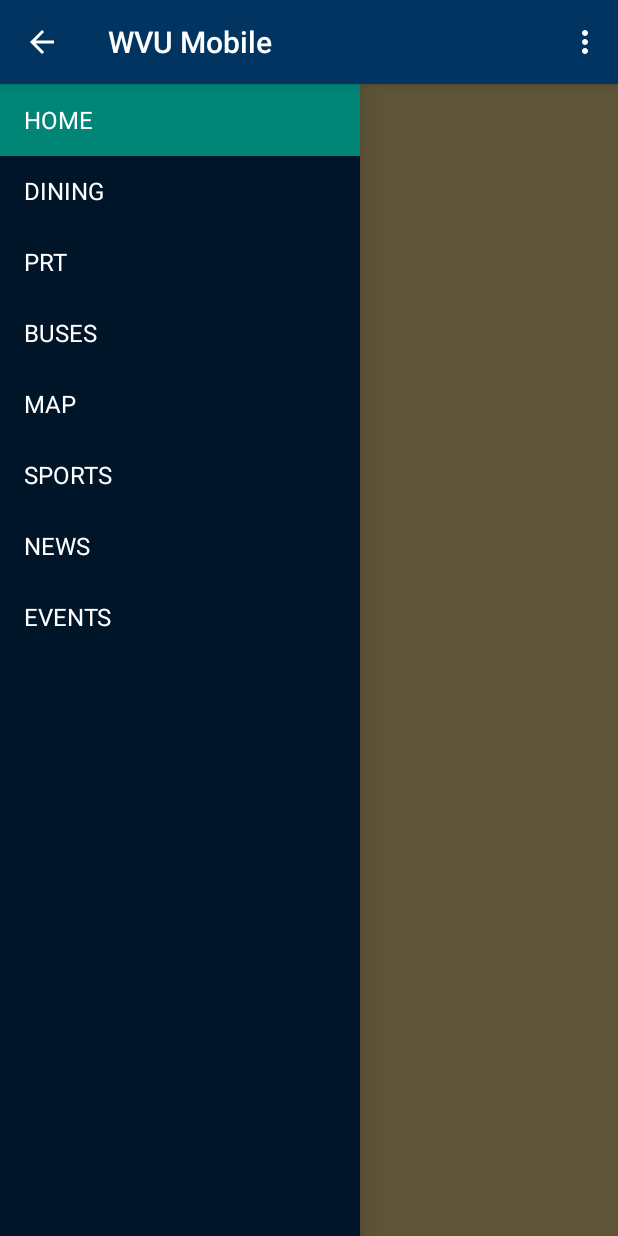
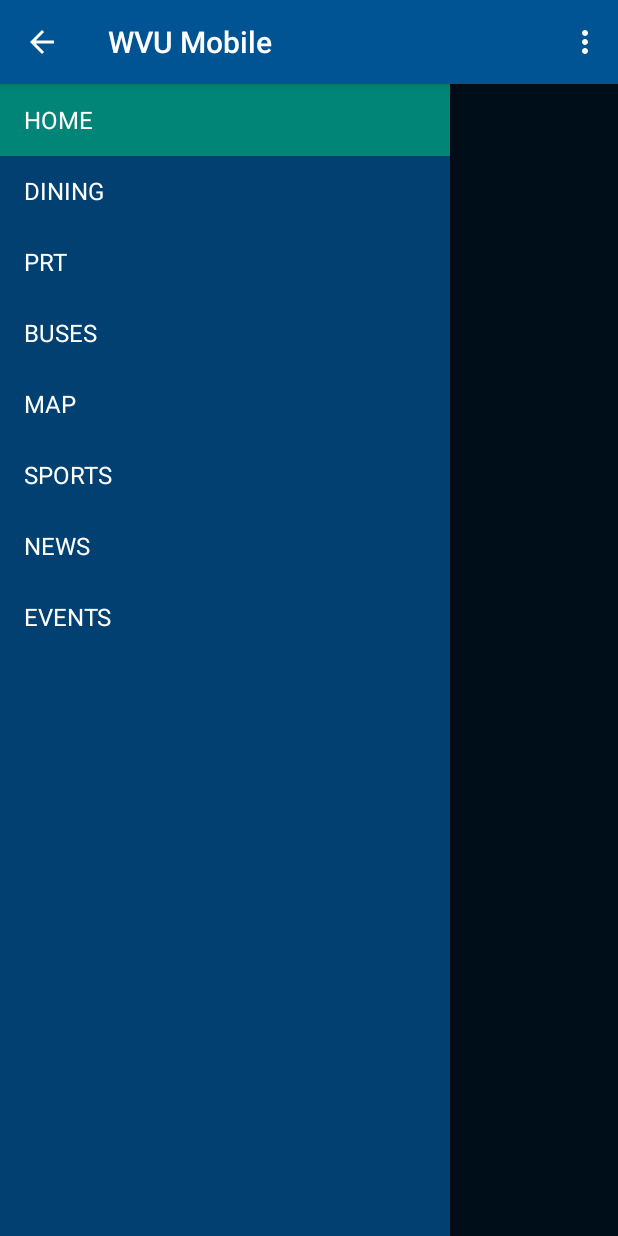
Before and after one commit to WVU-Mobile/WVU-Mobile-Android, an Android app: the screen it shows after launch (MainActivity), on a phone screen of 412 x 824 dp. Run offline under Robolectric (Android 15) with nearby library versions, the light colour scheme and no system bars; 2 statements that could not run were skipped.

Commit message:
UI tweaks

```diff
--- /dev/null
+++ b/app/src/main/res/drawable/list_item_selector.xml
@@ -0,0 +1,15 @@
+<?xml version="1.0" encoding="utf-8"?>
+<selector xmlns:android="http://schemas.android.com/apk/res/android">
+
+    <item android:state_focused="true">
+        <shape>
+            <solid android:color="@color/DarkBlueColor" />
+        </shape>
+    </item>
+    <item>
+        <shape>
+            <solid android:color="@color/DarkestBlueColor" />
+        </shape>
+    </item>
+
+</selector>
--- a/app/src/main/res/layout/activity_main.xml
+++ b/app/src/main/res/layout/activity_main.xml
@@ -23,7 +23,7 @@
     <fragment
         style="@style/LightFont"
         android:id="@+id/navigation_drawer"
-        android:layout_width="@dimen/navigation_drawer_width"
+        android:layout_width="300dp"
         android:layout_height="match_parent"
         android:layout_gravity="start"
         android:name="wvumobile.wvumobile.NavigationDrawerFragment"
--- a/app/src/main/res/layout/fragment_navigation_drawer.xml
+++ b/app/src/main/res/layout/fragment_navigation_drawer.xml
@@ -1,10 +1,14 @@
-<ListView
+
+<ListView android:id="@+id/left_drawer"
     xmlns:android="http://schemas.android.com/apk/res/android"
     xmlns:tools="http://schemas.android.com/tools"
     style="@style/LightFont.grey"
-    android:layout_width="match_parent"
+    android:layout_width="320dp"
     android:layout_height="match_parent"
+    android:layout_gravity="start"
     android:choiceMode="singleChoice"
     android:divider="@android:color/transparent"
     android:dividerHeight="0dp"
-    tools:context=".NavigationDrawerFragment"/>
+    tools:context=".NavigationDrawerFragment"
+    android:background="@color/DarkBlueColor"
+    android:listSelector="@drawable/list_item_selector"/>
--- a/app/src/main/res/layout/home_layout.xml
+++ b/app/src/main/res/layout/home_layout.xml
@@ -3,7 +3,7 @@
     android:layout_width="match_parent" android:layout_height="match_parent"
     android:clickable="true"
     android:gravity="center_horizontal"
-    android:background="@color/ColorGold">
+    android:background="@color/DarkestBlueColor">
 
     <TextView
         android:layout_width="wrap_content"
--- a/app/src/main/res/values/color.xml
+++ b/app/src/main/res/values/color.xml
@@ -1,17 +1,20 @@
 <?xml version="1.0" encoding="utf-8"?>
 <resources>
-    <color name="ColorPrimary">#023462</color>
-    <color name="ColorPrimaryDark">#001528</color>
+    <color name="ColorPrimary">#005493</color>
+    <color name="ColorPrimaryDark">#014071</color>
     <color name="ColorGold">#EBD38C</color>
     <color name="ColorGrey">#D9D9D9</color>
     <color name="ColorGreen">#B3D694</color>
     <color name="ColorOrange">#DF9403</color>
     <color name="ColorPink">#FEA094</color>
+    <color name="ColorBrightBlue">#007cd4</color>
     <color name="ColorPRTGray1">#575757</color>
     <color name="ColorPRTgray2">#cbcbcb</color>
     <color name="ColorPRTGray3">#a2a2a2</color>
     <color name="GoldColor">#EBD38C</color>
-    <color name="DarkBlueColor">#023462</color>
+    <color name="LightBlueColor">#005493</color>
+    <color name="DarkBlueColor">#014071</color>
+    <color name="DarkestBlueColor">#012241</color>
     <color name="Default">#EBD38C</color>
 
 </resources>
```
Also changed, not shown: 4 other files.
